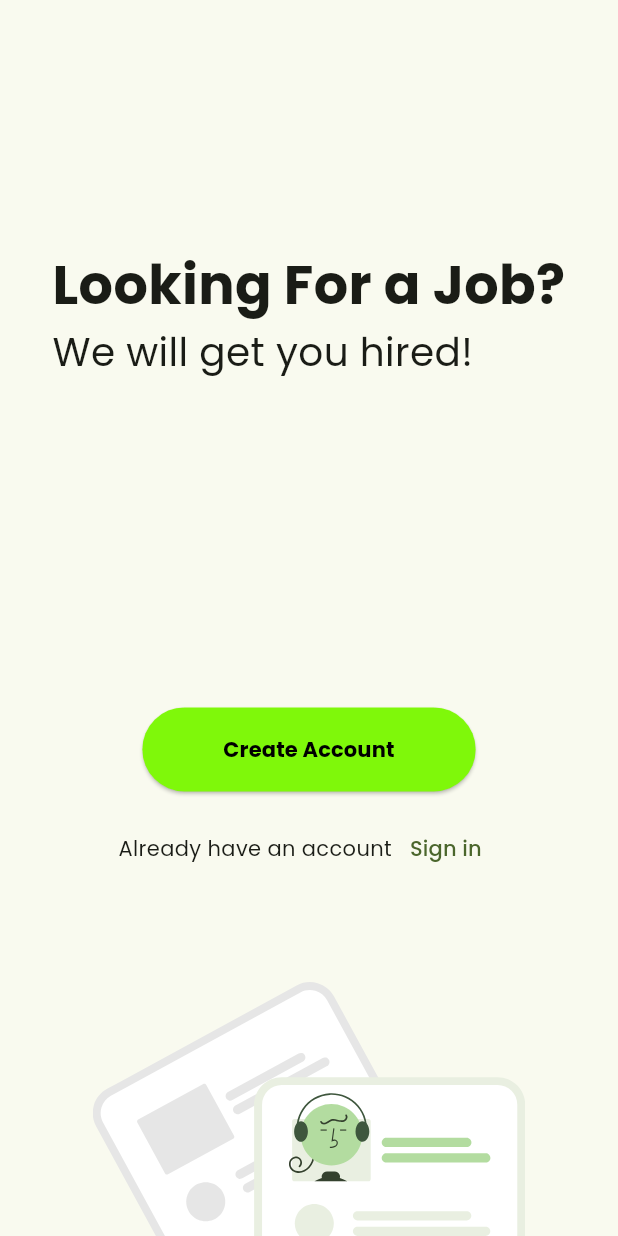
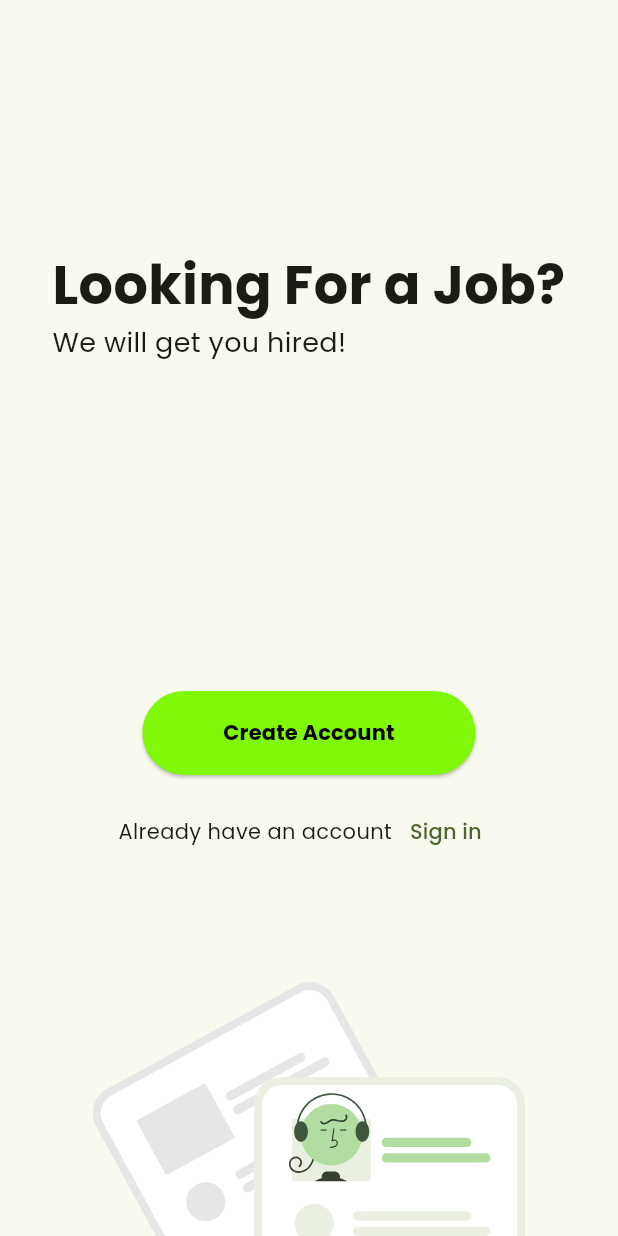
Before and after one commit to ziadhassan7/amam_job_seeker, a Flutter app: the screen it shows after launch, on a phone screen of 412 x 824 dp. Run offline on Flutter 3.47's test engine with Material 2 defaults, Android fonts, the phone set to English and light mode, and no system bars; our stand-ins replace cloud_firestore, dio, file_picker, firebase_auth, firebase_core, firebase_database and 4 more; accounts and stored records are empty; generated files the repository leaves out were written again.

Commit message:
polish ui

```diff
--- a/lib/futures/home/presentation/views/desktop_view.dart
+++ b/lib/futures/home/presentation/views/desktop_view.dart
@@ -7,6 +7,8 @@ import 'package:amam_job_seeker_assessment/futures/home/presentation/widgets/sho
 import 'package:amam_job_seeker_assessment/futures/home/presentation/widgets/top_bar/top_bar_not_signed.dart';
 import 'package:flutter/material.dart';
 import '../widgets/leading_buttons/leading_button_not_signed.dart';
+import '../widgets/leading_buttons/leading_button_signed.dart';
+import '../widgets/top_bar/top_bar_signed.dart';
 
 class DesktopView extends StatelessWidget {
   const DesktopView({super.key});
@@ -34,7 +36,7 @@ class DesktopView extends StatelessWidget {
 
             children: [
               const ShowOnLogged(
-                  loggedWidget: TopBarNotSigned(),
+                  loggedWidget: TopBarSigned(),
                   notLoggedWidget: TopBarNotSigned()),
 
               const ResponsiveSpace(),
@@ -52,7 +54,7 @@ class DesktopView extends StatelessWidget {
 
                     //Create Account / View Profile
                     ShowOnLogged(
-                      loggedWidget: LeadingButtonsNotSigned(scale: 1.2,),
+                      loggedWidget: LeadingButtonsSigned(scale: 1.2,),
                       notLoggedWidget: LeadingButtonsNotSigned(scale: 1.2,),),
                   ],
                 ),
--- a/lib/futures/home/presentation/views/mobile_view.dart
+++ b/lib/futures/home/presentation/views/mobile_view.dart
@@ -3,8 +3,10 @@ import 'package:amam_job_seeker_assessment/futures/home/presentation/widgets/lea
 import 'package:flutter/material.dart';
 import '../../../../core/styles/app_screen.dart';
 import '../widgets/illustration_widget.dart';
+import '../widgets/leading_buttons/leading_button_signed.dart';
 import '../widgets/responsive_space.dart';
 import '../widgets/show_on_logged.dart';
+import '../widgets/top_bar/top_bar_signed.dart';
 
 class MobileView extends StatelessWidget {
   const MobileView({super.key});
@@ -29,6 +31,10 @@ class MobileView extends StatelessWidget {
           child: Column(
             children: [
 
+              ShowOnLogged(
+                  loggedWidget: TopBarSigned(),
+                  notLoggedWidget: SizedBox()),
+
               ResponsiveSpace(),
 
               //Looking for a Job? We will get you hired
@@ -39,7 +45,7 @@ class MobileView extends StatelessWidget {
 
               //Create Account / View Profile
               ShowOnLogged(
-                  loggedWidget: LeadingButtonsNotSigned(),
+                  loggedWidget: LeadingButtonsSigned(),
                   notLoggedWidget: LeadingButtonsNotSigned()),
 
             ],
--- a/lib/futures/home/presentation/widgets/leading_text.dart
+++ b/lib/futures/home/presentation/widgets/leading_text.dart
@@ -13,7 +13,7 @@ class LeadingText extends StatelessWidget {
 
       children: [
         TextView("Looking For a Job?", size: 36 * scale, weight: FontWeight.bold,),
-        TextView("We will get you hired!", size: 26 * scale),
+        TextView("We will get you hired!", size: 18 * scale),
       ],
     );
   }
```
Also changed, not shown: lib/futures/home/presentation/widgets/top_bar/top_bar_not_signed.dart (+20 -7 lines), lib/futures/home/presentation/widgets/top_bar/top_bar_signed.dart (+18 -1 lines).
